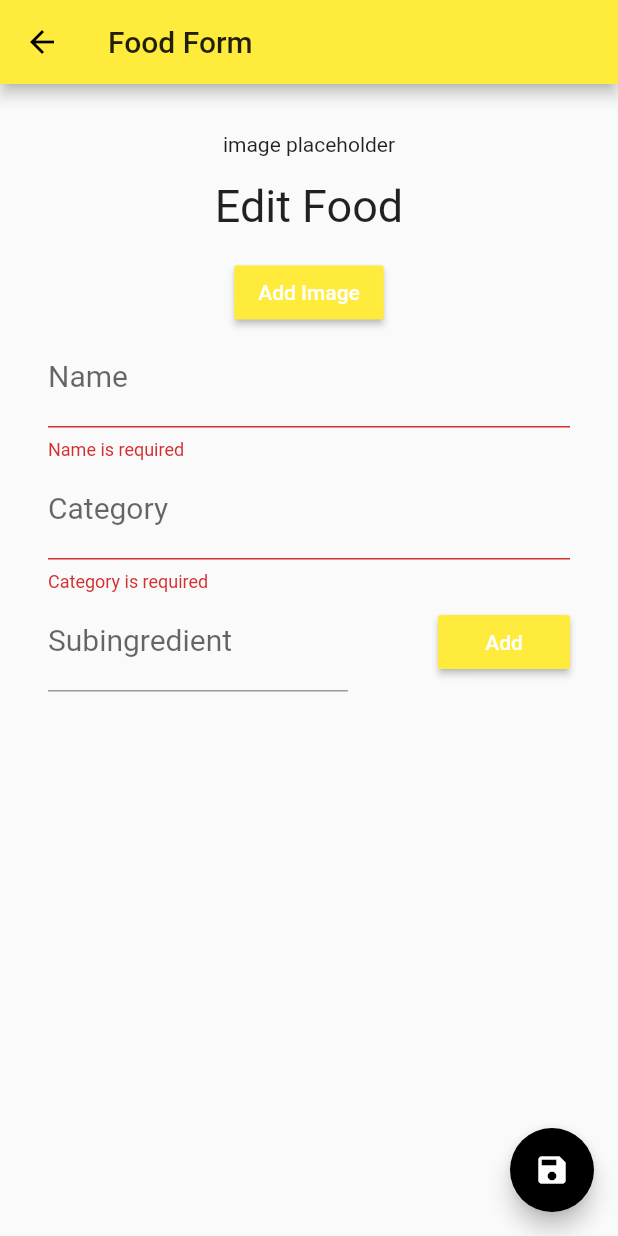
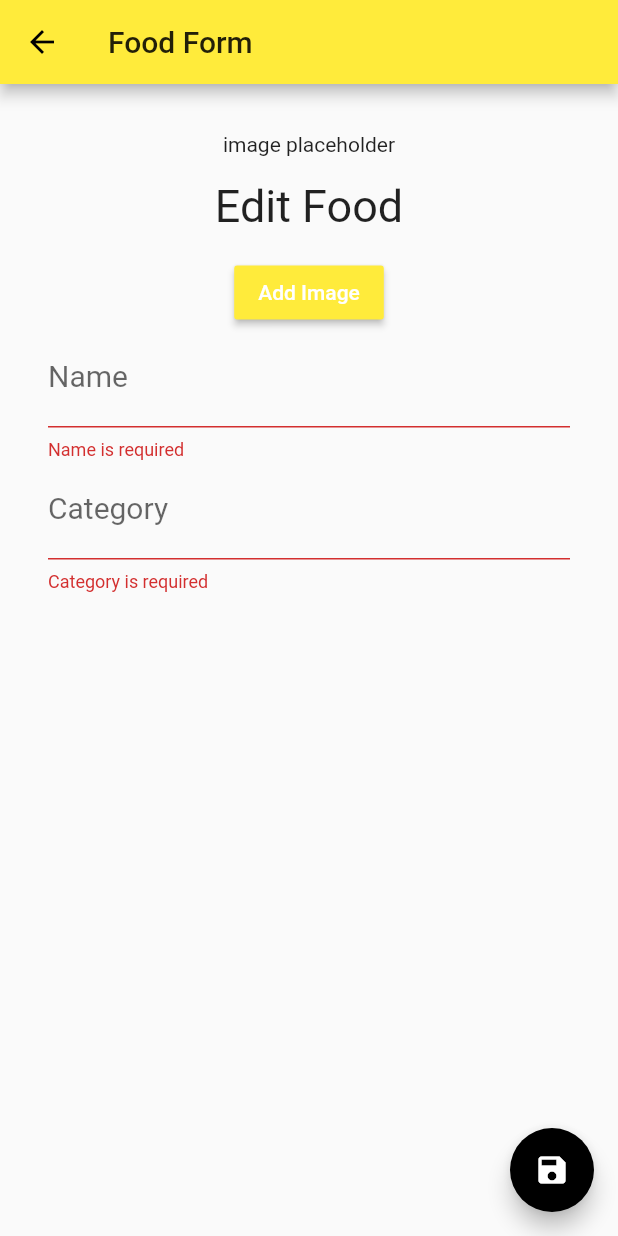
Before and after one commit to mateolas/archive_your_bill, a Flutter app: the FoodForm screen opened directly, on a phone screen of 412 x 824 dp. Run offline on Flutter 3.47's test engine with Material 2 defaults, Android fonts, the phone set to English and light mode, and no system bars; our stand-ins replace cloud_firestore, firebase_auth, firebase_storage, image_picker; accounts and stored records are empty.

Commit message:
Removed "Ingredients" from the views

```diff
--- a/archive_your_bill/lib/screens/bill_form.dart
+++ b/archive_your_bill/lib/screens/bill_form.dart
@@ -29,7 +29,8 @@ class _FoodFormState extends State<FoodForm> {
   @override
   void initState() {
     super.initState();
-    FoodNotifier foodNotifier = Provider.of<FoodNotifier>(context, listen: false);
+    FoodNotifier foodNotifier =
+        Provider.of<FoodNotifier>(context, listen: false);
 
     if (foodNotifier.currentFood != null) {
       _currentFood = foodNotifier.currentFood;
@@ -60,7 +61,10 @@ class _FoodFormState extends State<FoodForm> {
             color: Colors.black54,
             child: Text(
               'Change Image',
-              style: TextStyle(color: Colors.white, fontSize: 22, fontWeight: FontWeight.w400),
+              style: TextStyle(
+                  color: Colors.white,
+                  fontSize: 22,
+                  fontWeight: FontWeight.w400),
             ),
             onPressed: () => _getLocalImage(),
           )
@@ -83,7 +87,10 @@ class _FoodFormState extends State<FoodForm> {
             color: Colors.black54,
             child: Text(
               'Change Image',
-              style: TextStyle(color: Colors.white, fontSize: 22, fontWeight: FontWeight.w400),
+              style: TextStyle(
+                  color: Colors.white,
+                  fontSize: 22,
+                  fontWeight: FontWeight.w400),
             ),
             onPressed: () => _getLocalImage(),
           )
@@ -93,8 +100,8 @@ class _FoodFormState extends State<FoodForm> {
   }
 
   _getLocalImage() async {
-    File imageFile =
-        await ImagePicker.pickImage(source: ImageSource.gallery, imageQuality: 50, maxWidth: 400);
+    File imageFile = await ImagePicker.pickImage(
+        source: ImageSource.gallery, imageQuality: 50, maxWidth: 400);
 
     if (imageFile != null) {
       setState(() {
@@ -162,7 +169,8 @@ class _FoodFormState extends State<FoodForm> {
   }
 
   _onFoodUploaded(Food food) {
-    FoodNotifier foodNotifier = Provider.of<FoodNotifier>(context, listen: false);
+    FoodNotifier foodNotifier =
+        Provider.of<FoodNotifier>(context, listen: false);
     foodNotifier.addFood(food);
     Navigator.pop(context);
   }
@@ -188,7 +196,8 @@ class _FoodFormState extends State<FoodForm> {
 
     _currentFood.subIngredients = _subingredients;
 
-    uploadFoodAndImage(_currentFood, widget.isUpdating, _imageFile, _onFoodUploaded);
+    uploadFoodAndImage(
+        _currentFood, widget.isUpdating, _imageFile, _onFoodUploaded);
 
     print("name: ${_currentFood.name}");
     print("category: ${_currentFood.category}");
@@ -229,40 +238,7 @@ class _FoodFormState extends State<FoodForm> {
                 : SizedBox(height: 0),
             _buildNameField(),
             _buildCategoryField(),
-            Row(
-              mainAxisAlignment: MainAxisAlignment.spaceBetween,
-              children: <Widget>[
-                _buildSubingredientField(),
-                ButtonTheme(
-                  child: RaisedButton(
-                    child: Text('Add', style: TextStyle(color: Colors.white)),
-                    onPressed: () => _addSubingredient(subingredientController.text),
-                  ),
-                )
-              ],
-            ),
             SizedBox(height: 16),
-            GridView.count(
-              shrinkWrap: true,
-              scrollDirection: Axis.vertical,
-              padding: EdgeInsets.all(8),
-              crossAxisCount: 3,
-              crossAxisSpacing: 4,
-              mainAxisSpacing: 4,
-              children: _subingredients
-                  .map(
-                    (ingredient) => Card(
-                      color: Colors.black54,
-                      child: Center(
-                        child: Text(
-                          ingredient,
-                          style: TextStyle(color: Colors.white, fontSize: 14),
-                        ),
-                      ),
-                    ),
-                  )
-                  .toList(),
-            )
           ]),
         ),
       ),
```
Also changed, not shown: archive_your_bill/lib/screens/detail.dart (+2 -27 lines).
